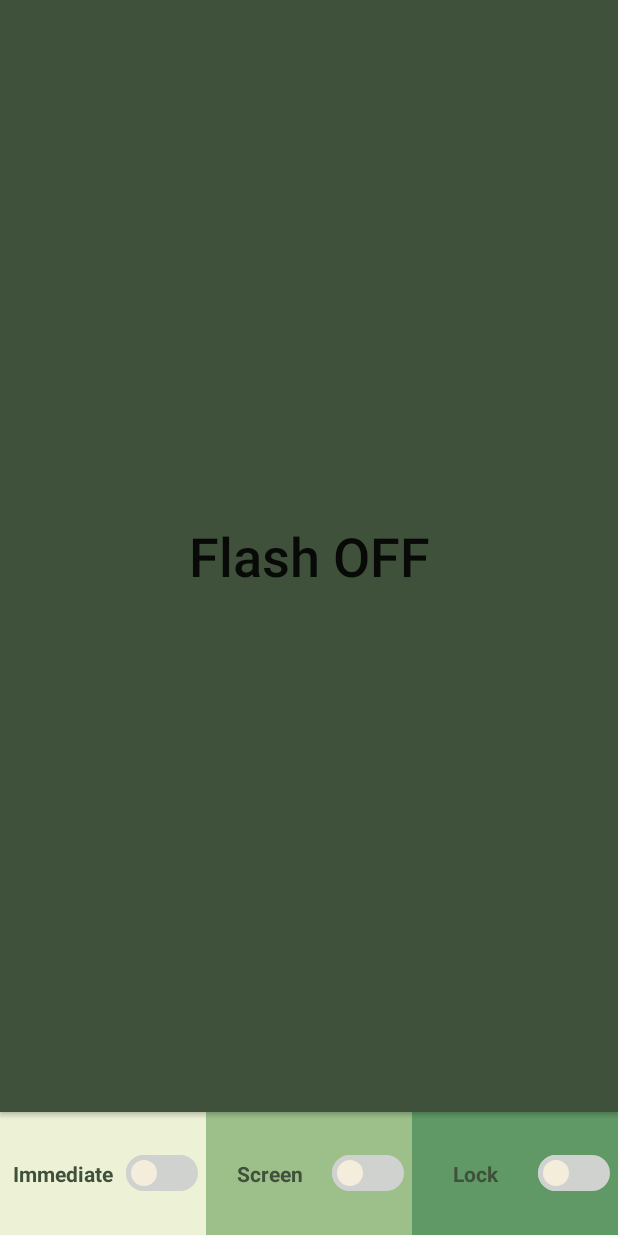
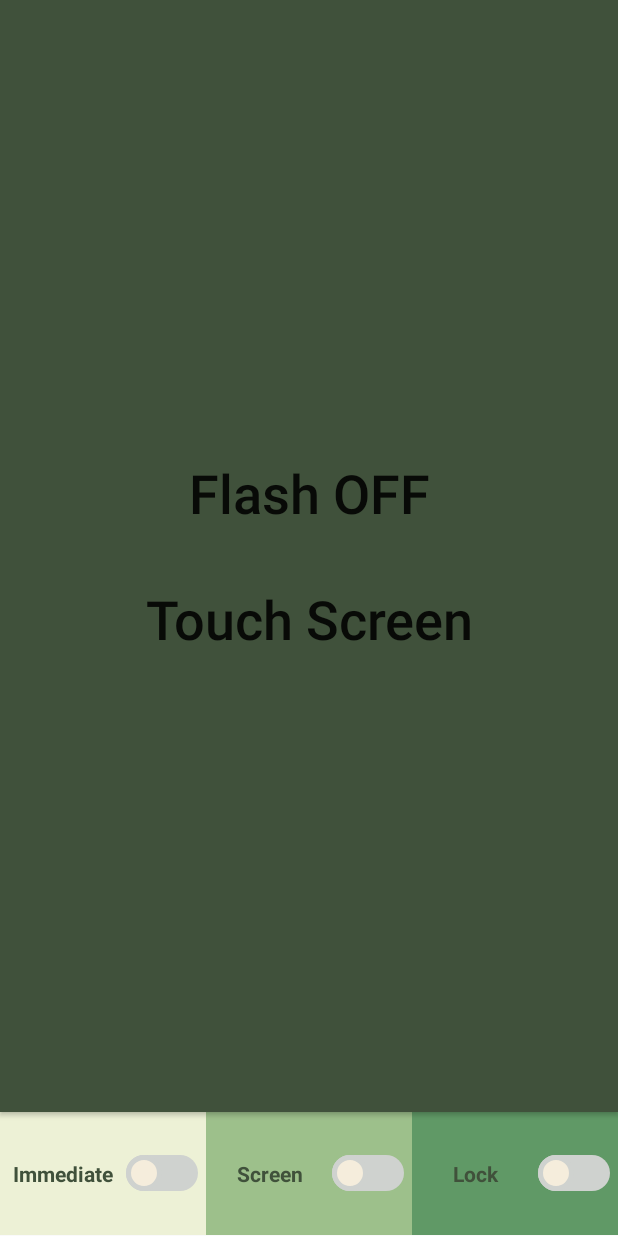
Before and after one commit to b3lon9/EasyFlash, an Android app: the screen it shows after launch (MainActivity), on a phone screen of 412 x 824 dp. Run offline under Robolectric (Android 15) with nearby library versions, the phone set to English and light mode, and no system bars; our stand-ins replace data binding; 4 statements that could not run were skipped.

Commit message:
explain touch way remove log

```diff
--- a/app/src/main/java/com/b3lon9/easyflash/viewmodels/MainViewModel.kt
+++ b/app/src/main/java/com/b3lon9/easyflash/viewmodels/MainViewModel.kt
@@ -43,7 +43,6 @@ class MainViewModel(private val context: Context, private val pref: SharedPrefer
     }
 
     fun onCheckedChanged(isChecked: Boolean) {
-        NLog.d("...클릭이 되긴 하나?")
         isToggleChecked.value = isChecked
         try {
             if (isChecked) flashOn() else flashOff()
--- a/app/src/main/res/layout/activity_main.xml
+++ b/app/src/main/res/layout/activity_main.xml
@@ -36,6 +36,7 @@
             android:layout_width="match_parent"
             android:layout_height="wrap_content"
             android:background="@drawable/button_ripple_effect"
+            android:layout_margin="12dp"
             android:text="▲"
             android:textColor="@color/black"
             android:visibility="@{vm.isSwitchLock ? (vm.isToggleChecked ? View.VISIBLE : View.GONE) : View.GONE}"
--- a/app/src/main/res/values/strings.xml
+++ b/app/src/main/res/values/strings.xml
@@ -1,9 +1,9 @@
 <resources>
     <string name="app_name">EasyFlash</string>
 
-    <string name="toggle_text_on">Flash ON</string>
-    <string name="toggle_text_on_lock">Flash ON(LOCK)</string>
-    <string name="toggle_text_off">Flash OFF</string>
+    <string name="toggle_text_on">Flash ON\n\nTouch Screen</string>
+    <string name="toggle_text_on_lock">Flash ON(LOCK)\n\nTouch Screen</string>
+    <string name="toggle_text_off">Flash OFF\n\nTouch Screen</string>
 
     <string name="switch_immediate">Immediate</string>
     <string name="switch_screen">Screen</string>
```
Also changed, not shown: 1 other file.
